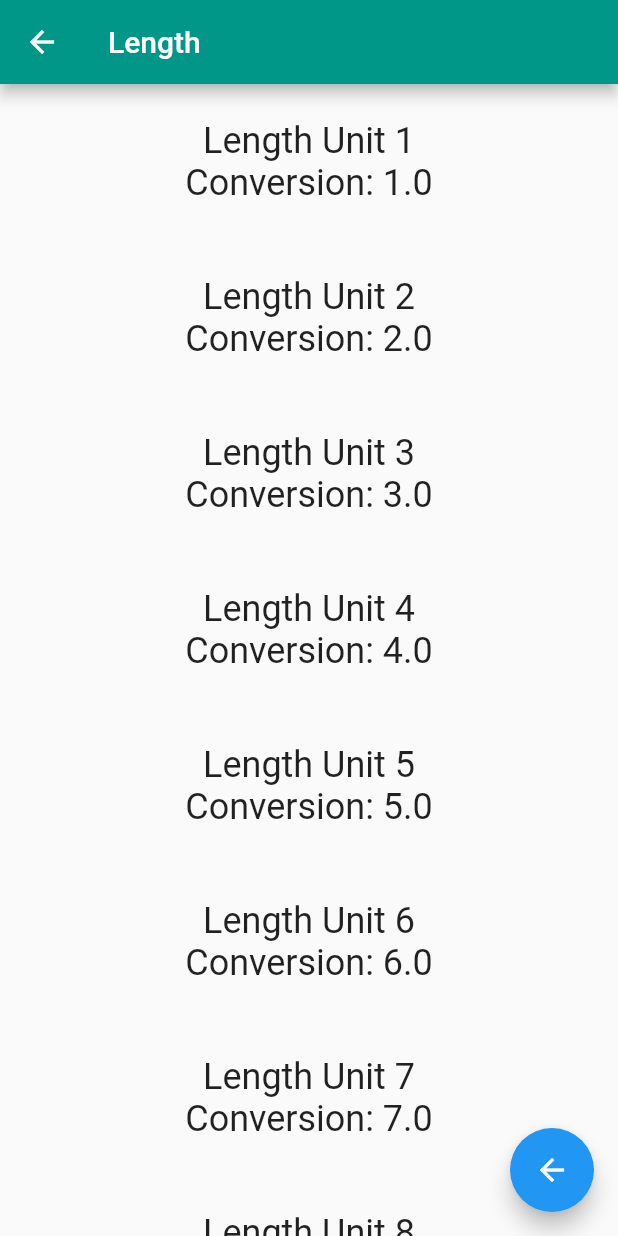
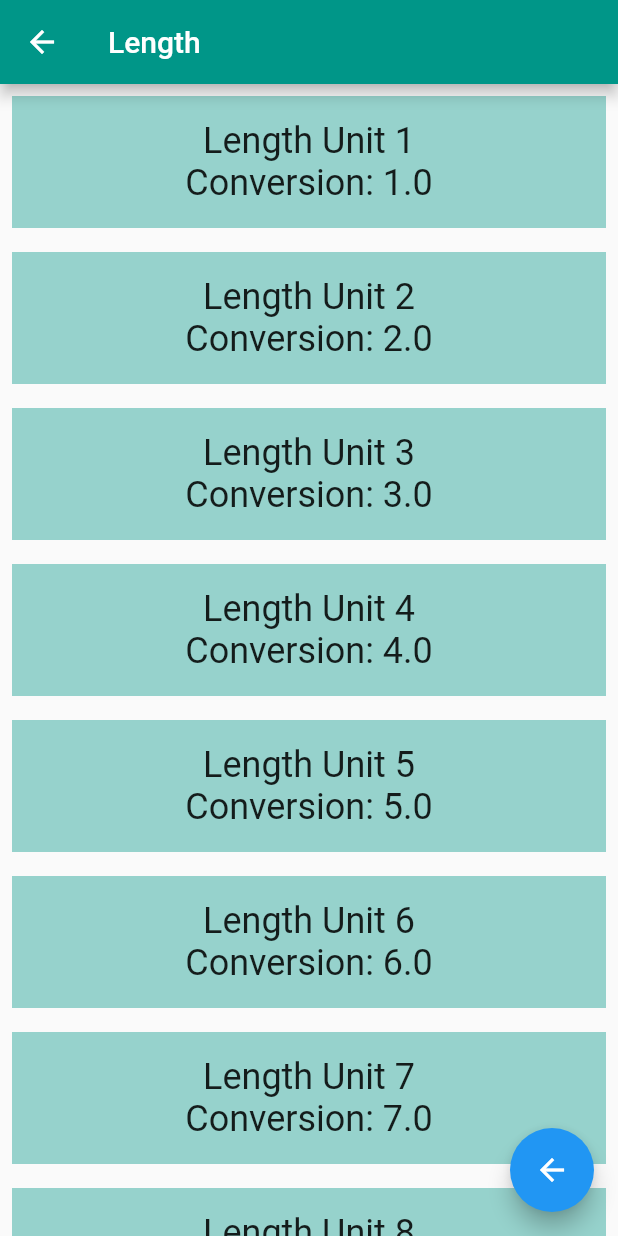
Before and after one commit to jatubio/udacity-flutter-04_navigation, a Flutter app: the screen it shows after launch, after a tap on "Length", on a phone screen of 412 x 824 dp. Run offline on Flutter 3.47's test engine with Material 2 defaults, Android fonts, the phone set to English and light mode, and no system bars.

Commit message:
[SCREENS][CONVERTER] Converted into StatefulWidget

```diff
--- a/lib/converter_screen.dart
+++ b/lib/converter_screen.dart
@@ -6,7 +6,7 @@ import 'unit.dart';
 /// Converter screen where users can input amounts to convert.
 ///
 /// Currently, it just displays a list of mock units.
-class ConverterScreen extends StatelessWidget {
+class ConverterScreen extends StatefulWidget {
   /// Units for this [Category]
   final List<Unit> units;
   final String title;
@@ -22,10 +22,18 @@ class ConverterScreen extends StatelessWidget {
         assert(color != null);
 
   @override
+  State<StatefulWidget> createState() {
+    return _ConverterScreenState();
+  }
+}
+
+class _ConverterScreenState extends State<ConverterScreen> {
+  @override
   Widget build(BuildContext context) {
     // Here is just a placeholder for a list of mock units
-    final unitWidgets = units.map((Unit unit) {
+    final unitWidgets = widget.units.map((Unit unit) {
       return Container(
+        color: widget.color.withOpacity(0.4),
         margin: EdgeInsets.all(8.0),
         padding: EdgeInsets.all(16.0),
         child: Column(
@@ -48,8 +56,8 @@ class ConverterScreen extends StatelessWidget {
         children: unitWidgets,
       ),
       appBar: AppBar(
-        title: Text(this.title),
-        backgroundColor: this.color,
+        title: Text(widget.title),
+        backgroundColor: widget.color,
       ),
       floatingActionButton: FloatingActionButton(
         child: Icon(Icons.arrow_back),
```
